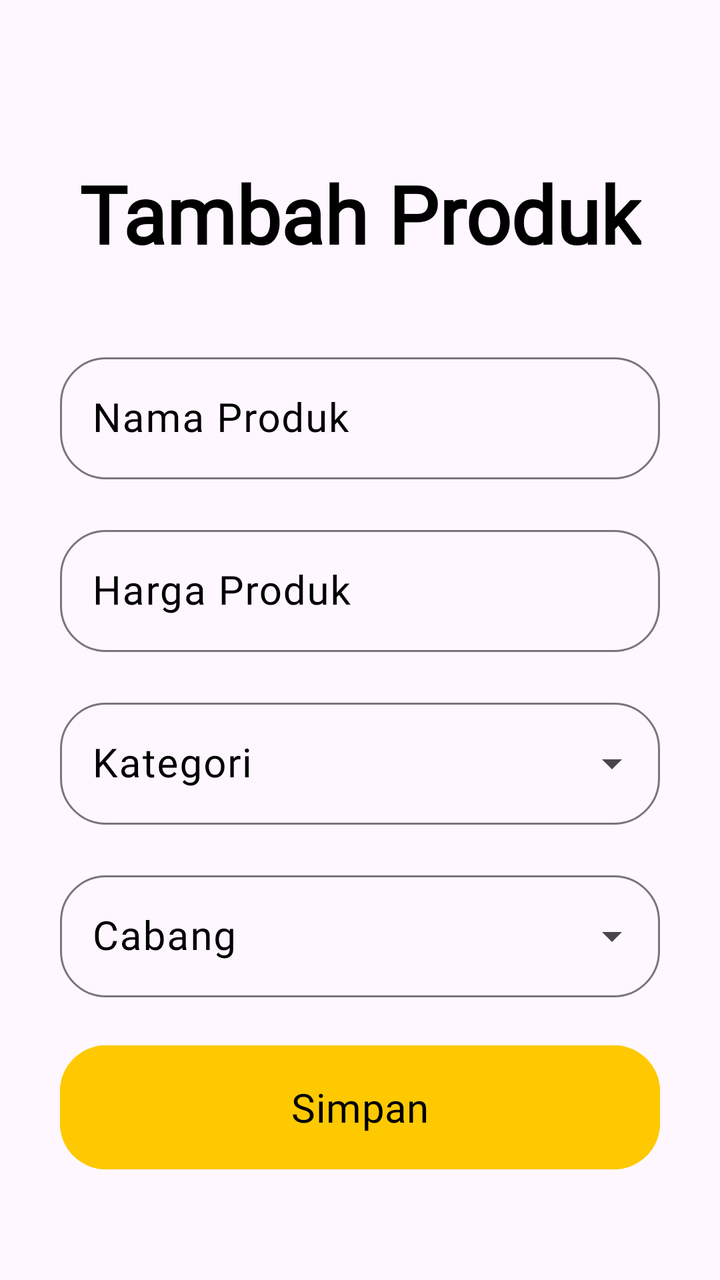
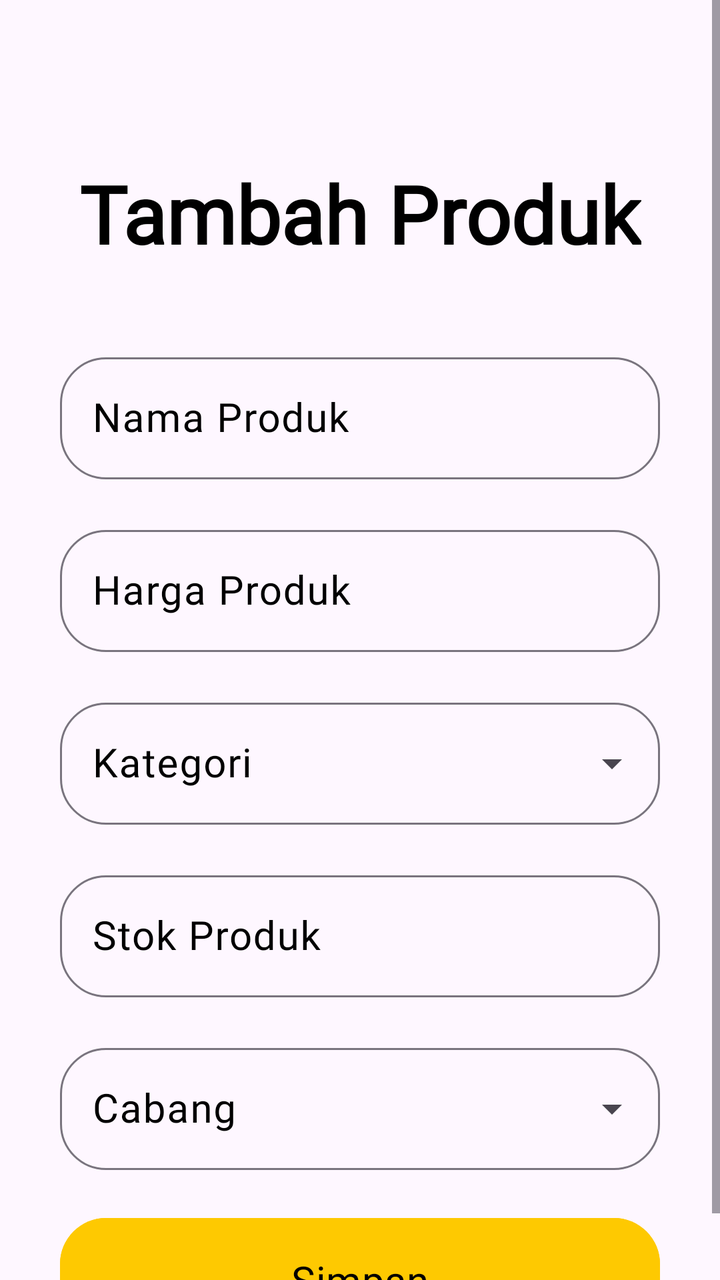

Before-and-after screenshots of an Android layout around one commit, followed by the original layout XML and the change that was made.
<!-- AndroidManifest.xml: application theme Theme.ProjekPenjualanHilmi -->
<!-- res/layout/activity_mod_produk.xml -->
<?xml version="1.0" encoding="utf-8"?>
<androidx.constraintlayout.widget.ConstraintLayout xmlns:android="http://schemas.android.com/apk/res/android"
    xmlns:app="http://schemas.android.com/apk/res-auto"
    xmlns:tools="http://schemas.android.com/tools"
    android:id="@+id/main"
    android:layout_width="match_parent"
    android:layout_height="match_parent"
    tools:context=".produk.ModProduk">

    <TextView
        android:layout_width="wrap_content"
        android:layout_height="wrap_content"
        android:text="Tambah Produk"
        android:id="@+id/tvTambahProduk"
        app:layout_constraintStart_toStartOf="parent"
        app:layout_constraintEnd_toEndOf="parent"
        android:fontFamily="@font/alata"
        android:textStyle="bold"
        android:textSize="40sp"
        android:layout_marginTop="80dp"
        app:layout_constraintTop_toTopOf="parent"
        android:textColor="@color/black"/>



    <com.google.android.material.textfield.TextInputLayout
        android:id="@+id/tilModProdukNama"
        android:layout_width="match_parent"
        android:layout_height="wrap_content"
        app:layout_constraintStart_toStartOf="parent"
        app:layout_constraintEnd_toEndOf="parent"
        android:layout_marginStart="30dp"
        app:boxCornerRadiusBottomEnd="23dp"
        app:boxCornerRadiusTopStart="23dp"
        app:boxCornerRadiusBottomStart="23dp"
        app:boxCornerRadiusTopEnd="23dp"
        android:layout_marginTop="40dp"
        android:layout_marginEnd="30dp"
        android:textColorHint="@color/black"
        app:layout_constraintTop_toBottomOf="@id/tvTambahProduk"
        android:hint="Nama Produk">

        <com.google.android.material.textfield.TextInputEditText
            android:layout_width="match_parent"
            android:id="@+id/tietNamaProduk"
            android:layout_height="wrap_content"
            android:fontFamily="@font/alata"
            android:textSize="20sp"
            android:textColor="@color/black"/>

    </com.google.android.material.textfield.TextInputLayout>

    <com.google.android.material.textfield.TextInputLayout
        android:id="@+id/tilModProdukHarga"
        android:layout_width="match_parent"
        android:layout_height="wrap_content"
        app:layout_constraintStart_toStartOf="parent"
        app:layout_constraintEnd_toEndOf="parent"
        android:layout_marginStart="30dp"
        app:boxCornerRadiusBottomEnd="23dp"
        app:boxCornerRadiusTopStart="23dp"
        app:boxCornerRadiusBottomStart="23dp"
        app:boxCornerRadiusTopEnd="23dp"
        android:layout_marginTop="20dp"
        android:layout_marginEnd="30dp"
        android:textColorHint="@color/black"
        app:layout_constraintTop_toBottomOf="@id/tilModProdukNama"
        android:hint="Harga Produk">

        <com.google.android.material.textfield.TextInputEditText
            android:layout_width="match_parent"
            android:id="@+id/tietHargaProduk"
            android:layout_height="wrap_content"
            android:fontFamily="@font/alata"
            android:textSize="20sp"
            android:inputType="number"
            android:textColor="@color/black"/>

    </com.google.android.material.textfield.TextInputLayout>

    <com.google.android.material.textfield.TextInputLayout
        android:id="@+id/tilModKategoriProduk"
        android:layout_width="match_parent"
        style="@style/Widget.Material3.TextInputLayout.OutlinedBox.ExposedDropdownMenu"
        android:layout_height="wrap_content"
        app:layout_constraintStart_toStartOf="parent"
        app:layout_constraintEnd_toEndOf="parent"
        android:layout_marginStart="30dp"
        android:layout_marginTop="20dp"
        app:boxCornerRadiusBottomEnd="23dp"
        app:boxCornerRadiusTopStart="23dp"
        app:boxCornerRadiusBottomStart="23dp"
        app:boxCornerRadiusTopEnd="23dp"
        android:layout_marginEnd="30dp"
        android:textColorHint="@color/black"
        app:layout_constraintTop_toBottomOf="@id/tilModProdukHarga"
        android:hint="Kategori">

        <AutoCompleteTextView
            android:id="@+id/spModKategoriProduk"
            android:layout_width="match_parent"
            android:layout_height="wrap_content"
            android:inputType="none"
            android:labelFor="@id/spModKategoriProduk"
            android:fontFamily="@font/alata"
            android:textSize="20sp"
            android:textColor="@color/black"
            android:entries="@array/statusKategori"/>

    </com.google.android.material.textfield.TextInputLayout>

    <com.google.android.material.textfield.TextInputLayout
        android:id="@+id/tilModCabangProduk"
        android:layout_width="match_parent"
        style="@style/Widget.Material3.TextInputLayout.OutlinedBox.ExposedDropdownMenu"
        android:layout_height="wrap_content"
        app:layout_constraintStart_toStartOf="parent"
        app:layout_constraintEnd_toEndOf="parent"
        android:layout_marginStart="30dp"
        android:layout_marginTop="20dp"
        app:boxCornerRadiusBottomEnd="23dp"
        app:boxCornerRadiusTopStart="23dp"
        app:boxCornerRadiusBottomStart="23dp"
        app:boxCornerRadiusTopEnd="23dp"
        android:layout_marginEnd="30dp"
        android:textColorHint="@color/black"
        app:layout_constraintTop_toBottomOf="@id/tilModKategoriProduk"
        android:hint="Cabang">

        <AutoCompleteTextView
            android:id="@+id/spModCabangProduk"
            android:layout_width="match_parent"
            android:layout_height="wrap_content"
            android:inputType="none"
            android:labelFor="@id/spModCabangProduk"
            android:fontFamily="@font/alata"
            android:textSize="20sp"
            android:textColor="@color/black"
            android:entries="@array/statusKategori"/>

    </com.google.android.material.textfield.TextInputLayout>

    <com.google.android.material.button.MaterialButton
        android:layout_width="match_parent"
        android:layout_height="70dp"
        android:text="Simpan"
        android:backgroundTint="#fec901"
        android:textColor="@color/black"
        android:id="@+id/btnModProdukSimpan"
        app:layout_constraintTop_toBottomOf="@id/tilModCabangProduk"
        app:layout_constraintEnd_toEndOf="parent"
        app:layout_constraintStart_toStartOf="parent"
        android:layout_marginEnd="30dp"
        android:layout_marginTop="20dp"
        android:layout_marginStart="30dp"
        app:cornerRadius="23dp"
        android:fontFamily="@font/alata"
        android:textSize="20sp"/>

</androidx.constraintlayout.widget.ConstraintLayout>
<!-- resources referenced by this layout -->
<resources>
  <string-array name="statusKategori">
          <item>Aktif</item>
          <item>Nonaktif</item>
      </string-array>
  <color name="black">#FF000000</color>
  <style name="Theme.ProjekPenjualanHilmi" parent="Base.Theme.ProjekPenjualanHilmi" />
  <style name="Base.Theme.ProjekPenjualanHilmi" parent="Theme.Material3.Light.NoActionBar">
          
          
      </style>
</resources>

<!-- the commit's change to res/layout/activity_mod_produk.xml (unified diff, before → after) -->
@@ -1,5 +1,5 @@
 <?xml version="1.0" encoding="utf-8"?>
-<androidx.constraintlayout.widget.ConstraintLayout xmlns:android="http://schemas.android.com/apk/res/android"
+<ScrollView xmlns:android="http://schemas.android.com/apk/res/android"
     xmlns:app="http://schemas.android.com/apk/res-auto"
     xmlns:tools="http://schemas.android.com/tools"
     android:id="@+id/main"
@@ -7,154 +7,186 @@
     android:layout_height="match_parent"
     tools:context=".produk.ModProduk">
 
-    <TextView
-        android:layout_width="wrap_content"
-        android:layout_height="wrap_content"
-        android:text="Tambah Produk"
-        android:id="@+id/tvTambahProduk"
-        app:layout_constraintStart_toStartOf="parent"
-        app:layout_constraintEnd_toEndOf="parent"
-        android:fontFamily="@font/alata"
-        android:textStyle="bold"
-        android:textSize="40sp"
-        android:layout_marginTop="80dp"
-        app:layout_constraintTop_toTopOf="parent"
-        android:textColor="@color/black"/>
+    <androidx.constraintlayout.widget.ConstraintLayout
+        android:layout_width="match_parent"
+        android:layout_height="match_parent">
 
-
-
-    <com.google.android.material.textfield.TextInputLayout
-        android:id="@+id/tilModProdukNama"
-        android:layout_width="match_parent"
-        android:layout_height="wrap_content"
-        app:layout_constraintStart_toStartOf="parent"
-        app:layout_constraintEnd_toEndOf="parent"
-        android:layout_marginStart="30dp"
-        app:boxCornerRadiusBottomEnd="23dp"
-        app:boxCornerRadiusTopStart="23dp"
-        app:boxCornerRadiusBottomStart="23dp"
-        app:boxCornerRadiusTopEnd="23dp"
-        android:layout_marginTop="40dp"
-        android:layout_marginEnd="30dp"
-        android:textColorHint="@color/black"
-        app:layout_constraintTop_toBottomOf="@id/tvTambahProduk"
-        android:hint="Nama Produk">
-
-        <com.google.android.material.textfield.TextInputEditText
-            android:layout_width="match_parent"
-            android:id="@+id/tietNamaProduk"
+        <TextView
+            android:layout_width="wrap_content"
             android:layout_height="wrap_content"
+            android:text="Tambah Produk"
+            android:id="@+id/tvTambahProduk"
+            app:layout_constraintStart_toStartOf="parent"
+            app:layout_constraintEnd_toEndOf="parent"
             android:fontFamily="@font/alata"
-            android:textSize="20sp"
+            android:textStyle="bold"
+            android:textSize="40sp"
+            android:layout_marginTop="80dp"
+            app:layout_constraintTop_toTopOf="parent"
             android:textColor="@color/black"/>
 
-    </com.google.android.material.textfield.TextInputLayout>
-
-    <com.google.android.material.textfield.TextInputLayout
-        android:id="@+id/tilModProdukHarga"
-        android:layout_width="match_parent"
-        android:layout_height="wrap_content"
-        app:layout_constraintStart_toStartOf="parent"
-        app:layout_constraintEnd_toEndOf="parent"
-        android:layout_marginStart="30dp"
-        app:boxCornerRadiusBottomEnd="23dp"
-        app:boxCornerRadiusTopStart="23dp"
-        app:boxCornerRadiusBottomStart="23dp"
-        app:boxCornerRadiusTopEnd="23dp"
-        android:layout_marginTop="20dp"
-        android:layout_marginEnd="30dp"
-        android:textColorHint="@color/black"
-        app:layout_constraintTop_toBottomOf="@id/tilModProdukNama"
-        android:hint="Harga Produk">
-
-        <com.google.android.material.textfield.TextInputEditText
-            android:layout_width="match_parent"
-            android:id="@+id/tietHargaProduk"
-            android:layout_height="wrap_content"
-            android:fontFamily="@font/alata"
-            android:textSize="20sp"
-            android:inputType="number"
-            android:textColor="@color/black"/>
-
-    </com.google.android.material.textfield.TextInputLayout>
-
-    <com.google.android.material.textfield.TextInputLayout
-        android:id="@+id/tilModKategoriProduk"
-        android:layout_width="match_parent"
-        style="@style/Widget.Material3.TextInputLayout.OutlinedBox.ExposedDropdownMenu"
-        android:layout_height="wrap_content"
-        app:layout_constraintStart_toStartOf="parent"
-        app:layout_constraintEnd_toEndOf="parent"
-        android:layout_marginStart="30dp"
-        android:layout_marginTop="20dp"
-        app:boxCornerRadiusBottomEnd="23dp"
-        app:boxCornerRadiusTopStart="23dp"
-        app:boxCornerRadiusBottomStart="23dp"
-        app:boxCornerRadiusTopEnd="23dp"
-        android:layout_marginEnd="30dp"
-        android:textColorHint="@color/black"
-        app:layout_constraintTop_toBottomOf="@id/tilModProdukHarga"
-        android:hint="Kategori">
-
-        <AutoCompleteTextView
-            android:id="@+id/spModKategoriProduk"
+        <com.google.android.material.textfield.TextInputLayout
+            android:id="@+id/tilModProdukNama"
             android:layout_width="match_parent"
             android:layout_height="wrap_content"
-            android:inputType="none"
-            android:labelFor="@id/spModKategoriProduk"
-            android:fontFamily="@font/alata"
-            android:textSize="20sp"
-            android:textColor="@color/black"
-            android:entries="@array/statusKategori"/>
+            app:layout_constraintStart_toStartOf="parent"
+            app:layout_constraintEnd_toEndOf="parent"
+            android:layout_marginStart="30dp"
+            app:boxCornerRadiusBottomEnd="23dp"
+            app:boxCornerRadiusTopStart="23dp"
+            app:boxCornerRadiusBottomStart="23dp"
+            app:boxCornerRadiusTopEnd="23dp"
+            android:layout_marginTop="40dp"
+            android:layout_marginEnd="30dp"
+            android:textColorHint="@color/black"
+            app:layout_constraintTop_toBottomOf="@id/tvTambahProduk"
+            android:hint="Nama Produk">
 
-    </com.google.android.material.textfield.TextInputLayout>
+            <com.google.android.material.textfield.TextInputEditText
+                android:layout_width="match_parent"
+                android:id="@+id/tietNamaProduk"
+                android:layout_height="wrap_content"
+                android:fontFamily="@font/alata"
+                android:textSize="20sp"
+                android:textColor="@color/black"/>
 
-    <com.google.android.material.textfield.TextInputLayout
-        android:id="@+id/tilModCabangProduk"
-        android:layout_width="match_parent"
-        style="@style/Widget.Material3.TextInputLayout.OutlinedBox.ExposedDropdownMenu"
-        android:layout_height="wrap_content"
-        app:layout_constraintStart_toStartOf="parent"
-        app:layout_constraintEnd_toEndOf="parent"
-        android:layout_marginStart="30dp"
-        android:layout_marginTop="20dp"
-        app:boxCornerRadiusBottomEnd="23dp"
-        app:boxCornerRadiusTopStart="23dp"
-        app:boxCornerRadiusBottomStart="23dp"
-        app:boxCornerRadiusTopEnd="23dp"
-        android:layout_marginEnd="30dp"
-        android:textColorHint="@color/black"
-        app:layout_constraintTop_toBottomOf="@id/tilModKategoriProduk"
-        android:hint="Cabang">
+        </com.google.android.material.textfield.TextInputLayout>
 
-        <AutoCompleteTextView
-            android:id="@+id/spModCabangProduk"
+        <com.google.android.material.textfield.TextInputLayout
+            android:id="@+id/tilModProdukHarga"
             android:layout_width="match_parent"
             android:layout_height="wrap_content"
-            android:inputType="none"
-            android:labelFor="@id/spModCabangProduk"
+            app:layout_constraintStart_toStartOf="parent"
+            app:layout_constraintEnd_toEndOf="parent"
+            android:layout_marginStart="30dp"
+            app:boxCornerRadiusBottomEnd="23dp"
+            app:boxCornerRadiusTopStart="23dp"
+            app:boxCornerRadiusBottomStart="23dp"
+            app:boxCornerRadiusTopEnd="23dp"
+            android:layout_marginTop="20dp"
+            android:layout_marginEnd="30dp"
+            android:textColorHint="@color/black"
+            app:layout_constraintTop_toBottomOf="@id/tilModProdukNama"
+            android:hint="Harga Produk">
+
+            <com.google.android.material.textfield.TextInputEditText
+                android:layout_width="match_parent"
+                android:id="@+id/tietHargaProduk"
+                android:layout_height="wrap_content"
+                android:fontFamily="@font/alata"
+                android:textSize="20sp"
+                android:inputType="number"
+                android:textColor="@color/black"/>
+
+        </com.google.android.material.textfield.TextInputLayout>
+
+        <com.google.android.material.textfield.TextInputLayout
+            android:id="@+id/tilModKategoriProduk"
+            android:layout_width="match_parent"
+            style="@style/Widget.Material3.TextInputLayout.OutlinedBox.ExposedDropdownMenu"
+            android:layout_height="wrap_content"
+            app:layout_constraintStart_toStartOf="parent"
+            app:layout_constraintEnd_toEndOf="parent"
+            android:layout_marginStart="30dp"
+            android:layout_marginTop="20dp"
+            app:boxCornerRadiusBottomEnd="23dp"
+            app:boxCornerRadiusTopStart="23dp"
+            app:boxCornerRadiusBottomStart="23dp"
+            app:boxCornerRadiusTopEnd="23dp"
+            android:layout_marginEnd="30dp"
+            android:textColorHint="@color/black"
+            app:layout_constraintTop_toBottomOf="@id/tilModProdukHarga"
+            android:hint="Kategori">
+
+            <AutoCompleteTextView
+                android:id="@+id/spModKategoriProduk"
+                android:layout_width="match_parent"
+                android:layout_height="wrap_content"
+                android:inputType="none"
+                android:labelFor="@id/spModKategoriProduk"
+                android:fontFamily="@font/alata"
+                android:textSize="20sp"
+                android:textColor="@color/black"
+                android:entries="@array/statusKategori"/>
+
+        </com.google.android.material.textfield.TextInputLayout>
+
+        <com.google.android.material.textfield.TextInputLayout
+            android:id="@+id/tilModProdukStok"
+            android:layout_width="match_parent"
+            android:layout_height="wrap_content"
+            app:layout_constraintStart_toStartOf="parent"
+            app:layout_constraintEnd_toEndOf="parent"
+            android:layout_marginStart="30dp"
+            app:boxCornerRadiusBottomEnd="23dp"
+            app:boxCornerRadiusTopStart="23dp"
+            app:boxCornerRadiusBottomStart="23dp"
+            app:boxCornerRadiusTopEnd="23dp"
+            android:layout_marginTop="20dp"
+            android:layout_marginEnd="30dp"
+            android:textColorHint="@color/black"
+            app:layout_constraintTop_toBottomOf="@id/tilModKategoriProduk"
+            android:hint="Stok Produk">
+
+            <com.google.android.material.textfield.TextInputEditText
+                android:layout_width="match_parent"
+                android:id="@+id/tietStokProduk"
+                android:layout_height="wrap_content"
+                android:fontFamily="@font/alata"
+                android:textSize="20sp"
+                android:inputType="number"
+                android:textColor="@color/black"/>
+
+        </com.google.android.material.textfield.TextInputLayout>
+
+        <com.google.android.material.textfield.TextInputLayout
+            android:id="@+id/tilModCabangProduk"
+            android:layout_width="match_parent"
+            style="@style/Widget.Material3.TextInputLayout.OutlinedBox.ExposedDropdownMenu"
+            android:layout_height="wrap_content"
+            app:layout_constraintStart_toStartOf="parent"
+            app:layout_constraintEnd_toEndOf="parent"
+            android:layout_marginStart="30dp"
+            android:layout_marginTop="20dp"
+            app:boxCornerRadiusBottomEnd="23dp"
+            app:boxCornerRadiusTopStart="23dp"
+            app:boxCornerRadiusBottomStart="23dp"
+            app:boxCornerRadiusTopEnd="23dp"
+            android:layout_marginEnd="30dp"
+            android:textColorHint="@color/black"
+            app:layout_constraintTop_toBottomOf="@id/tilModProdukStok"
+            android:hint="Cabang">
+
+            <AutoCompleteTextView
+                android:id="@+id/spModCabangProduk"
+                android:layout_width="match_parent"
+                android:layout_height="wrap_content"
+                android:inputType="none"
+                android:labelFor="@id/spModCabangProduk"
+                android:fontFamily="@font/alata"
+                android:textSize="20sp"
+                android:textColor="@color/black"
+                android:entries="@array/statusKategori"/>
+
+        </com.google.android.material.textfield.TextInputLayout>
+
+        <com.google.android.material.button.MaterialButton
+            android:layout_width="match_parent"
+            android:layout_height="70dp"
+            android:text="Simpan"
+            android:backgroundTint="#fec901"
+            android:textColor="@color/black"
+            android:id="@+id/btnModProdukSimpan"
+            app:layout_constraintTop_toBottomOf="@id/tilModCabangProduk"
+            app:layout_constraintEnd_toEndOf="parent"
+            app:layout_constraintStart_toStartOf="parent"
+            android:layout_marginEnd="30dp"
+            android:layout_marginTop="20dp"
+            android:layout_marginStart="30dp"
+            app:cornerRadius="23dp"
             android:fontFamily="@font/alata"
-            android:textSize="20sp"
-            android:textColor="@color/black"
-            android:entries="@array/statusKategori"/>
+            android:textSize="20sp"/>
 
-    </com.google.android.material.textfield.TextInputLayout>
+    </androidx.constraintlayout.widget.ConstraintLayout>
 
-    <com.google.android.material.button.MaterialButton
-        android:layout_width="match_parent"
-        android:layout_height="70dp"
-        android:text="Simpan"
-        android:backgroundTint="#fec901"
-        android:textColor="@color/black"
-        android:id="@+id/btnModProdukSimpan"
-        app:layout_constraintTop_toBottomOf="@id/tilModCabangProduk"
-        app:layout_constraintEnd_toEndOf="parent"
-        app:layout_constraintStart_toStartOf="parent"
-        android:layout_marginEnd="30dp"
-        android:layout_marginTop="20dp"
-        android:layout_marginStart="30dp"
-        app:cornerRadius="23dp"
-        android:fontFamily="@font/alata"
-        android:textSize="20sp"/>
-
-</androidx.constraintlayout.widget.ConstraintLayout>
+</ScrollView>
